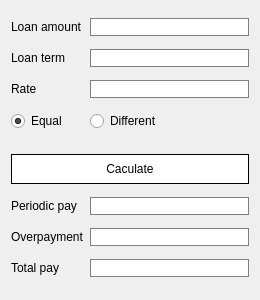
Qt form gui/credit.ui (lmsnsk/exchange_3) before a commit.
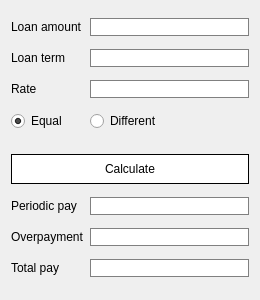
The same form after that commit.

What changed in the file:
```diff
--- a/gui/credit.ui
+++ b/gui/credit.ui
@@ -190,7 +190,7 @@
 }</string>
      </property>
      <property name="text">
-      <string>Caculate</string>
+      <string>Calculate</string>
      </property>
     </widget>
    </item>
```
